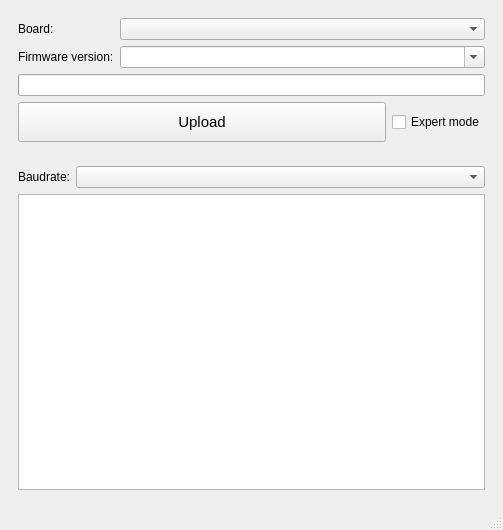
The window that gui/mainwindow.ui (opendata-stuttgart/airrohr-firmware-flasher) describes before a commit, drawn with Qt 5.
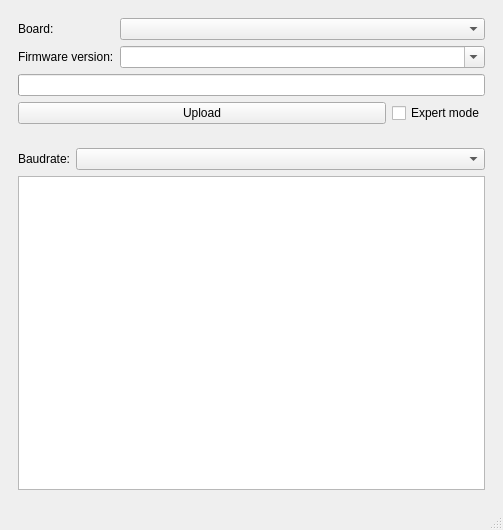
The same window after the commit. Icons and pictures are not drawn.

Commit message: Use GridLayout instead of FormLayout to fix sizing issues on MacOS

Diff of the .ui file:
```diff
--- a/gui/mainwindow.ui
+++ b/gui/mainwindow.ui
@@ -39,7 +39,7 @@
         <verstretch>0</verstretch>
        </sizepolicy>
       </property>
-      <layout class="QFormLayout" name="formLayout">
+      <layout class="QGridLayout" name="gridLayout">
        <item row="0" column="0">
         <widget class="QLabel" name="label">
          <property name="text">
@@ -90,14 +90,6 @@
              <verstretch>0</verstretch>
             </sizepolicy>
            </property>
-           <property name="font">
-            <font>
-             <pointsize>11</pointsize>
-            </font>
-           </property>
-           <property name="styleSheet">
-            <string notr="true">padding:10px</string>
-           </property>
            <property name="text">
             <string>Upload</string>
            </property>
```
Left out of the diff: 12 changed lines with no effect on the pictures.
